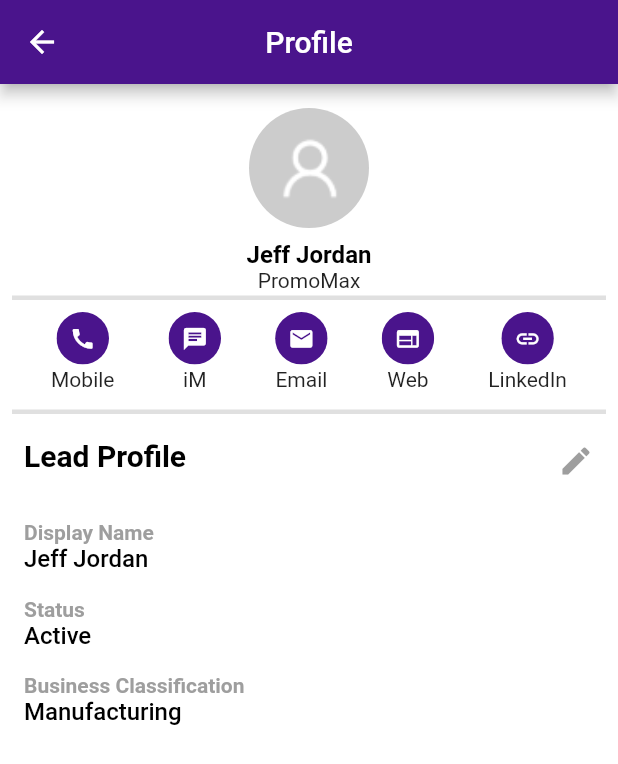
After one commit to lemon-bsnman/base-flutter, a Flutter app: the ProfileScreen screen opened by its route, on a phone screen of 412 x 824 dp. The commit adds this screen. Shown: the top 764 px of the screen. Run offline on Flutter 3.47's test engine with Material 2 defaults, Android fonts, the phone set to English and light mode, and no system bars; our stand-ins replace bloc, built_collection, built_value, equatable, flutter_bloc; generated files the repository leaves out were written again.

Commit message:
added profile screen

```diff
--- a/lib/routes.dart
+++ b/lib/routes.dart
@@ -1,7 +1,9 @@
 import 'package:base_app/screens/login_screen.dart';
+import 'package:base_app/screens/profile_screen.dart';
 import 'package:flutter/material.dart';
 
 const LoginRoute = '/';
+const ProfileRoute = '/profile';
 
 class Routes {
   static RouteFactory routes() {
@@ -13,6 +15,9 @@ class Routes {
         case LoginRoute:
           screen = LoginScreen();
           break;
+        case ProfileRoute:
+          screen = ProfileScreen();
+          break;
         default:
           return null;
       }
--- a/lib/screens/login_screen.dart
+++ b/lib/screens/login_screen.dart
@@ -15,7 +15,9 @@ class _LoginScreenState extends State<LoginScreen> {
     return Scaffold(
       backgroundColor: Color(0xFFFF9C04),
       body: SafeArea(
+        child: SingleChildScrollView(
           child: Container(
+            margin: EdgeInsets.only(top: 32),
             child: Column(
               mainAxisAlignment: MainAxisAlignment.center,
               children: <Widget>[
@@ -31,6 +33,7 @@ class _LoginScreenState extends State<LoginScreen> {
             ),
           ),
         ),
+      ),
     );
   }
 }
--- /dev/null
+++ b/lib/screens/profile_screen.dart
@@ -0,0 +1,266 @@
+import 'package:flutter/material.dart';
+
+class ProfileScreen extends StatefulWidget {
+  @override
+  _ProfileScreenState createState() => _ProfileScreenState();
+}
+
+class _ProfileScreenState extends State<ProfileScreen> {
+  Future<bool> showPop() {
+    return showDialog(
+      context: context,
+      builder: (context) => AlertDialog(
+        title: Text('Are you sure you want to exit?'),
+        actions: <Widget>[
+          FlatButton(
+            child: Text(
+              "No",
+              style: TextStyle(color: Colors.black),
+            ),
+            onPressed: () => Navigator.pop((context), false),
+          ),
+          RaisedButton(
+            child: Text("Yes"),
+            textColor: Colors.white,
+            onPressed: () => Navigator.pop((context), true),
+          )
+        ],
+      ),
+    );
+  }
+
+  @override
+  Widget build(BuildContext context) {
+    return WillPopScope(
+      onWillPop: showPop,
+      child: Scaffold(
+        backgroundColor: Colors.white,
+        appBar: AppBar(
+          iconTheme: IconThemeData(
+            color: Colors.white,
+          ),
+          title: Text(
+            "Profile",
+            style: TextStyle(
+              color: Colors.white,
+            ),
+          ),
+          centerTitle: true,
+          backgroundColor: Colors.purple[900],
+        ),
+        body: SingleChildScrollView(
+          child: Padding(
+            padding: const EdgeInsets.all(8.0),
+            child: Container(
+              width: double.infinity,
+              child: Column(
+                  mainAxisAlignment: MainAxisAlignment.start,
+                  crossAxisAlignment: CrossAxisAlignment.center,
+                  children: [
+                    ProfileImage(),
+                    ProfileDetails(),
+                    ProfileHolder(
+                      Row(
+                        mainAxisAlignment: MainAxisAlignment.spaceAround,
+                        children: <Widget>[
+                          ContactButton(Icons.call, "Mobile"),
+                          ContactButton(Icons.chat, "iM"),
+                          ContactButton(Icons.email, "Email"),
+                          ContactButton(Icons.web, "Web"),
+                          ContactButton(Icons.link, "LinkedIn"),
+                        ],
+                      ),
+                    ),
+                    ProfileHolder(Section2()),
+                  ]),
+            ),
+          ),
+        ),
+      ),
+    );
+  }
+}
+
+class ProfileHolder extends StatelessWidget {
+  final Widget child;
+
+  ProfileHolder(this.child);
+
+  @override
+  Widget build(BuildContext context) {
+    return Container(
+      margin: EdgeInsets.symmetric(vertical: 2),
+      padding: EdgeInsets.symmetric(vertical: 8, horizontal: 8),
+      decoration: BoxDecoration(
+        border: Border(
+          top: BorderSide(color: Colors.grey[300], width: 3.0),
+          // bottom: BorderSide(color: Colors.grey[300], width: 3.0),
+        ),
+      ),
+      child: child,
+    );
+  }
+}
+
+class ProfileImage extends StatefulWidget {
+  @override
+  _ProfileImageState createState() => _ProfileImageState();
+}
+
+class _ProfileImageState extends State<ProfileImage> {
+  @override
+  Widget build(BuildContext context) {
+    return Container(
+      margin: EdgeInsets.all(8),
+      child: ClipRRect(
+        borderRadius: BorderRadius.all(Radius.circular(80.0)),
+        child: Container(
+          margin: EdgeInsets.only(right: 0),
+          child: Image.asset('assets/images/person.png',
+              width: 80, height: 80, fit: BoxFit.fill),
+        ),
+      ),
+    );
+  }
+}
+
+class ProfileDetails extends StatefulWidget {
+  @override
+  _ProfileDetailsState createState() => _ProfileDetailsState();
+}
+
+class _ProfileDetailsState extends State<ProfileDetails> {
+  @override
+  Widget build(BuildContext context) {
+    return Container(
+      child: Column(
+        crossAxisAlignment: CrossAxisAlignment.center,
+        children: [
+          Text(
+            'Jeff Jordan',
+            textAlign: TextAlign.center,
+            style: TextStyle(
+                fontWeight: FontWeight.bold, color: Colors.black, fontSize: 16
+                // backgroundColor: Colors.red
+                ),
+          ),
+          Text(
+            'PromoMax',
+            textAlign: TextAlign.center,
+          ),
+          // Text('Member since: Invalid date', textAlign: TextAlign.left),
+          // Text('Market: Out of Town', textAlign: TextAlign.left)
+        ],
+      ),
+    );
+  }
+}
+
+class ContactButton extends StatelessWidget {
+  final IconData icon;
+  final String text;
+
+  ContactButton(this.icon, this.text);
+
+  @override
+  Widget build(BuildContext context) {
+    return Container(
+      margin: EdgeInsets.only(bottom: 0),
+      child: Column(
+        children: [
+          Padding(
+            padding: const EdgeInsets.only(bottom: 2),
+            child: ClipRRect(
+              borderRadius: BorderRadius.all(Radius.circular(40.0)),
+              child: Container(
+                height: 35,
+                width: 35,
+                color: Colors.purple[900],
+                child: IconButton(
+                  color: Colors.white,
+                  icon: Icon(icon),
+                  iconSize: 35 / 2,
+                  // tooltip: 'Increase volume by 10',
+                  onPressed: () {},
+                ),
+              ),
+              // Container(
+              //   child: Image.asset('assets/images/person.png',
+              //       width: 40, height: 40, fit: BoxFit.fill),
+              // ),
+            ),
+          ),
+          Text(text)
+        ],
+      ),
+    );
+  }
+}
+
+class Section2 extends StatelessWidget {
+  @override
+  Widget build(BuildContext context) {
+    return Container(
+      width: double.infinity,
+      child: Column(
+        mainAxisAlignment: MainAxisAlignment.start,
+        crossAxisAlignment: CrossAxisAlignment.start,
+        children: <Widget>[
+          Row(
+            children: <Widget>[
+              titleLabel("Lead Profile"),
+              Spacer(),
+              Icon(
+                Icons.edit,
+                color: Colors.grey,
+                size: 24.0,
+              ),
+            ],
+          ),
+          textLabel('Display Name'),
+          textLabelResult('Jeff Jordan'),
+          textLabel('Status'),
+          textLabelResult('Active'),
+          textLabel('Business Classification'),
+          textLabelResult('Manufacturing'),
+        ],
+      ),
+    );
+  }
+}
+
+Widget titleLabel(text) {
+  return Padding(
+    padding: const EdgeInsets.only(bottom: 16.0, top: 8.0),
+    child: Text(
+      text,
+      style: TextStyle(
+          fontWeight: FontWeight.bold, color: Colors.black, fontSize: 20
+          // backgroundColor: Colors.red
+          ),
+    ),
+  );
+}
+
+Widget textLabelResult(text) {
+  return Text(
+    text,
+    style: TextStyle(
+        fontSize: 16, color: Colors.black, fontWeight: FontWeight.w500),
+  );
+}
+
+Widget textLabel(text) {
+  return Padding(
+    padding: const EdgeInsets.only(top: 16.0),
+    child: Text(
+      text,
+      style: TextStyle(
+        fontWeight: FontWeight.bold,
+        color: Colors.grey,
+        fontSize: 14,
+        // backgroundColor: Colors.red,
+      ),
+    ),
+  );
+}
--- a/lib/widgets/login_card.dart
+++ b/lib/widgets/login_card.dart
@@ -1,6 +1,7 @@
 import 'package:base_app/bloc/bloc.dart';
 import 'package:flutter/material.dart';
 import 'package:flutter_bloc/flutter_bloc.dart';
+import 'package:base_app/routes.dart';
 
 class LoginCard extends StatefulWidget {
   @override
@@ -132,7 +133,11 @@ class _LoginCardState extends State<LoginCard> {
 
   void onLogin(BuildContext context) {
     final loginBloc = BlocProvider.of<LoginBloc>(context);
-
+    // Navigator.pushReplacementNamed(
+    //   context,
+    //   ProfileRoute,
+    // );
+    Navigator.pushNamed(context, ProfileRoute);
     final username = _usernameController.text;
     final password = _usernameController.text;
 
--- a/pubspec.yaml
+++ b/pubspec.yaml
@@ -38,7 +38,11 @@ dev_dependencies:
   build_runner: ^1.0.0
   built_value_generator: ^6.8.2
   mockito: ^4.1.1
-
+  toast: ^0.1.5
+  shared_preferences: ^0.5.4+5
+  event_bus: ^1.1.0
+  redux: ^3.0.0
+  flutter_redux: ^0.5.4
 
 # For information on the generic Dart part of this file, see the
 # following page: https://dart.dev/tools/pub/pubspec
```
Also changed, not shown: assets/images/person.png (added), pubspec.lock. Lines whose indentation alone changed are shown as unchanged.
